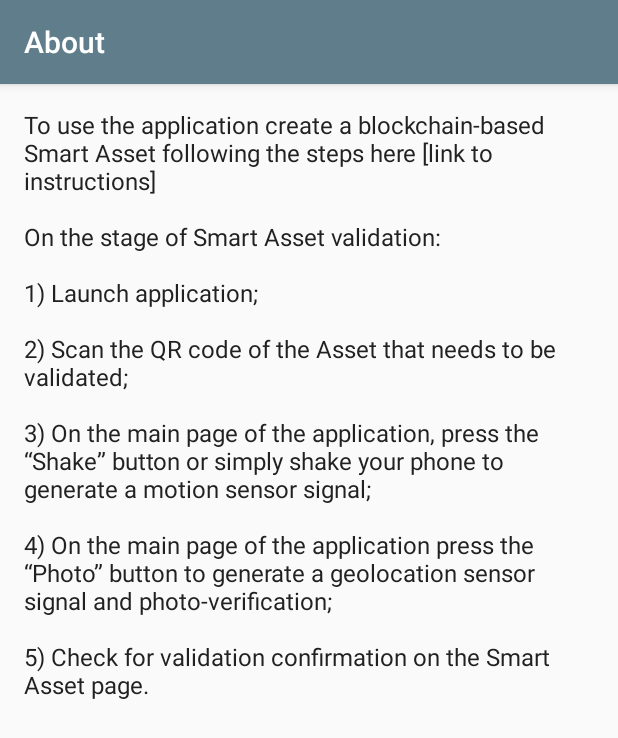
After one commit to BANKEX/smart-asset-iot-android-demo, an Android app: the AboutActivity screen opened directly, with no data from a screen before it, on a phone screen of 412 x 824 dp. The commit adds this screen. Shown: the top 738 px of the screen. Run offline under Robolectric (Android 15) with nearby library versions, the phone set to English and light mode, and no system bars.

Commit message:
about screen added

```diff
--- a/app/src/main/AndroidManifest.xml
+++ b/app/src/main/AndroidManifest.xml
@@ -19,6 +19,7 @@
         android:roundIcon="@mipmap/ic_launcher_circle"
         android:supportsRtl="true"
         android:theme="@style/AppTheme">
+
         <activity android:name=".view.activity.MainActivity">
             <intent-filter>
                 <action android:name="android.intent.action.MAIN" />
@@ -26,6 +27,10 @@
                 <category android:name="android.intent.category.LAUNCHER" />
             </intent-filter>
         </activity>
+
+        <activity android:name=".view.activity.AboutActivity"
+            android:label="@string/activity_about_label"/>
+
         <provider
             android:name="android.support.v4.content.FileProvider"
             android:authorities="${applicationId}.provider"
@@ -35,6 +40,7 @@
                 android:name="android.support.FILE_PROVIDER_PATHS"
                 android:resource="@xml/file_paths" />
         </provider>
+
     </application>
 
 </manifest>
--- /dev/null
+++ b/app/src/main/java/com/demo/bankexdh/view/activity/AboutActivity.java
@@ -0,0 +1,23 @@
+package com.demo.bankexdh.view.activity;
+
+import android.content.Context;
+import android.content.Intent;
+import android.os.Bundle;
+import android.support.v7.app.AppCompatActivity;
+
+import com.demo.bankexdh.R;
+
+public class AboutActivity extends AppCompatActivity {
+
+    public static void start(Context context) {
+        Intent intent = new Intent(context, AboutActivity.class);
+        context.startActivity(intent);
+    }
+
+    @Override
+    protected void onCreate(Bundle savedInstanceState) {
+        super.onCreate(savedInstanceState);
+        setContentView(R.layout.activity_about);
+    }
+
+}
--- /dev/null
+++ b/app/src/main/res/layout/activity_about.xml
@@ -0,0 +1,17 @@
+<?xml version="1.0" encoding="utf-8"?>
+<merge xmlns:android="http://schemas.android.com/apk/res/android">
+
+    <ScrollView
+        android:layout_width="match_parent"
+        android:layout_height="match_parent"
+        android:padding="@dimen/padding">
+
+        <TextView
+            android:layout_width="match_parent"
+            android:layout_height="wrap_content"
+            android:textAppearance="@style/LabelTextAppearance"
+            android:text="@string/about_info"/>
+
+    </ScrollView>
+
+</merge>
--- a/app/src/main/res/layout/activity_main.xml
+++ b/app/src/main/res/layout/activity_main.xml
@@ -21,8 +21,7 @@
         android:ellipsize="end"
         android:lines="2"
         android:gravity="center"
-        android:textColor="@color/primaryText"
-        android:textSize="@dimen/text_size"
+        android:textAppearance="@style/LabelTextAppearance"
         app:layout_constraintHorizontal_bias="0.501"
         app:layout_constraintLeft_toLeftOf="parent"
         app:layout_constraintRight_toRightOf="parent"
@@ -51,8 +50,7 @@
             android:layout_margin="@dimen/margin_four"
             android:layout_weight="2"
             android:text="@string/send_notifications"
-            android:textColor="@color/primaryText"
-            android:textSize="@dimen/text_size" />
+            android:textAppearance="@style/LabelTextAppearance" />
 
         <android.support.v7.widget.SwitchCompat
             android:id="@+id/switcher"
--- a/app/src/main/res/values/strings.xml
+++ b/app/src/main/res/values/strings.xml
@@ -8,4 +8,8 @@
     <string name="take_a_photo">Take a photo</string>
     <string name="location_disabled_message">Location is disabled</string>
     <string name="deviceId">Device\'s ID: %s</string>
+
+    <string name="action_about_label">About</string>
+    <string name="activity_about_label">About</string>
+    <string name="about_info">To use the application create a blockchain-based Smart Asset following the steps here [link to instructions]\n\nOn the stage of Smart Asset validation:\n\n1) Launch application;\n\n2) Scan the QR code of the Asset that needs to be validated;\n\n3) On the main page of the application, press the “Shake” button or simply shake your phone to generate a motion sensor signal;\n\n4) On the main page of the application press the “Photo” button to generate a geolocation sensor signal and photo-verification;\n\n5) Check for validation confirmation on the Smart Asset page.</string>
 </resources>
--- a/app/src/main/res/values/styles.xml
+++ b/app/src/main/res/values/styles.xml
@@ -8,4 +8,9 @@
         <item name="colorAccent">@color/colorAccent</item>
     </style>
 
+    <style name="LabelTextAppearance" parent="TextAppearance.AppCompat">
+        <item name="android:textColor">@color/primaryText</item>
+        <item name="android:textSize">@dimen/text_size</item>
+    </style>
+
 </resources>
```
Also changed, not shown: app/src/main/java/com/demo/bankexdh/view/activity/MainActivity.java (+18 -0 lines), app/src/main/res/menu/main_menu.xml (added, +12 -0 lines), app/src/main/res/drawable-hdpi/ic_help.png (added), app/src/main/res/drawable-mdpi/ic_help.png (added), app/src/main/res/drawable-xhdpi/ic_help.png (added), app/src/main/res/drawable-xxhdpi/ic_help.png (added), app/src/main/res/drawable-xxxhdpi/ic_help.png (added).
